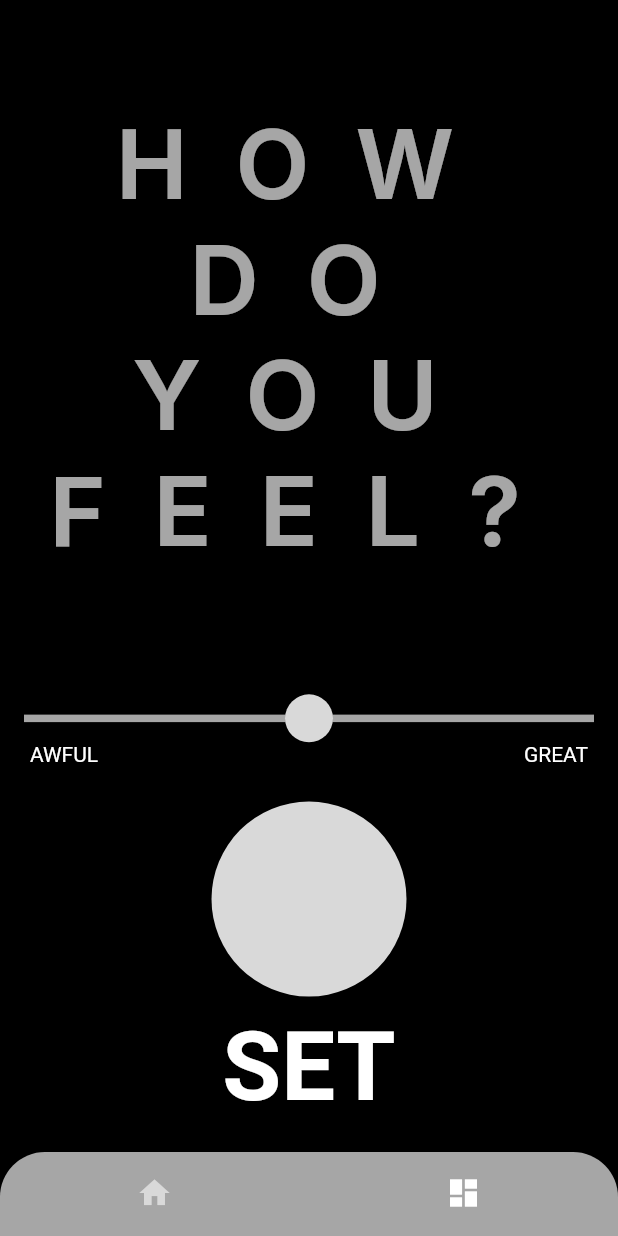
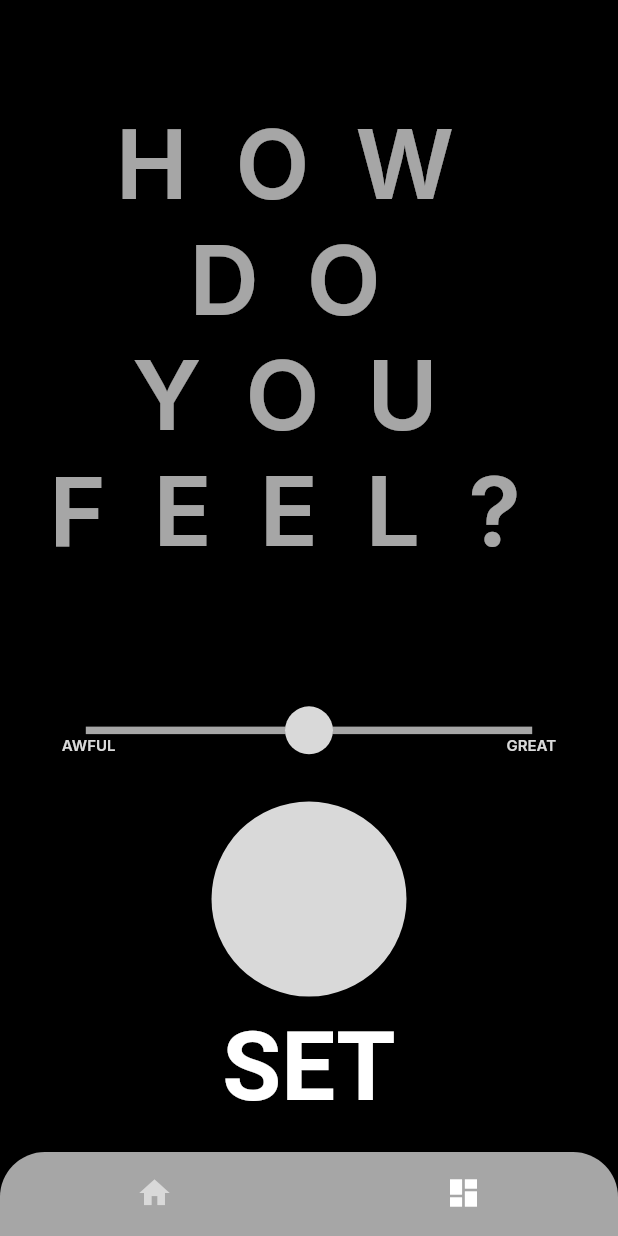
Before and after one commit to IrishBoy/Moodify, a Flutter app: the screen it shows after launch, on a phone screen of 412 x 824 dp. Run offline on Flutter 3.47's test engine with Material 2 defaults, Android fonts, the phone set to English and light mode, and no system bars; our stand-ins replace google_fonts, shared_preferences, syncfusion_flutter_charts.

Commit message:
Fixed bug of crushing circle with no values Fixed not displaying graph with only values within one hour Added some text styles

```diff
--- a/moodify/lib/circle_average.dart
+++ b/moodify/lib/circle_average.dart
@@ -108,8 +108,12 @@ double calculateAverage(List<DataModel> dataList, String period) {
       break;
     case 'All Time':
     default:
-      dataList.sort((a, b) => a.timestamp.compareTo(b.timestamp));
-      startDateTime = DateTime.parse(dataList.first.timestamp);
+      if (dataList.isNotEmpty) {
+        dataList.sort((a, b) => a.timestamp.compareTo(b.timestamp));
+        startDateTime = DateTime.parse(dataList.first.timestamp);
+      } else {
+        return 0;
+      }
   }
 
   List<DataModel> filteredList = dataList
--- a/moodify/lib/history_chart.dart
+++ b/moodify/lib/history_chart.dart
@@ -12,7 +12,7 @@ class HistoryChart extends StatelessWidget {
 
   @override
   Widget build(BuildContext context) {
-    final Map<DateTime, Map<int, List<double>>> groupedData = {};
+    Map<DateTime, Map<int, List<double>>> groupedData = {};
 
     for (var entry in dataList) {
       final timestamp = DateTime.parse(entry.timestamp).toLocal();
@@ -32,9 +32,10 @@ class HistoryChart extends StatelessWidget {
         };
       }
     }
+    final List<ChartSampleData> chartData = [];
+    if (groupedData.length > 1) {
+      // Calculate average values for each date and hour
 
-    // Calculate average values for each date and hour
-    final List<ChartSampleData> chartData = [];
       groupedData.forEach((dateHourKey, hourValues) {
         final averageValue = hourValues.entries
                 .map((entry) =>
@@ -44,6 +45,12 @@ class HistoryChart extends StatelessWidget {
 
         chartData.add(ChartSampleData(dateHourKey, averageValue));
       });
+    } else {
+      for (var element in dataList) {
+        chartData.add(
+            ChartSampleData(DateTime.parse(element.timestamp), element.value));
+      }
+    }
 
     return SingleChildScrollView(
       scrollDirection: Axis.horizontal,
--- a/moodify/lib/slider.dart
+++ b/moodify/lib/slider.dart
@@ -15,8 +15,14 @@ class SliderBlock extends StatefulWidget {
 class _SliderBlockState extends State<SliderBlock> {
   @override
   Widget build(BuildContext context) {
+    final screenWidth = MediaQuery.of(context).size.width;
+    final sliderWidth = screenWidth * 0.8; // 80% of the screen width
+
     return Column(
       mainAxisAlignment: MainAxisAlignment.center,
+      children: [
+        Stack(
+          alignment: Alignment.bottomLeft,
           children: [
             SliderTheme(
               data: SliderThemeData(
@@ -24,11 +30,14 @@ class _SliderBlockState extends State<SliderBlock> {
                   enabledThumbRadius: 16.0,
                   pressedElevation: 0,
                   elevation: 0,
-                disabledThumbRadius: 16),
+                  disabledThumbRadius: 16,
+                ),
                 trackShape: RectangularSliderTrackShape(),
                 trackHeight: 5.0,
                 overlayShape: RoundSliderOverlayShape(overlayRadius: 0.0),
               ),
+              child: Container(
+                width: sliderWidth,
                 child: Slider(
                   value: widget.sliderValue,
                   onChanged: widget.onChanged,
@@ -39,21 +48,32 @@ class _SliderBlockState extends State<SliderBlock> {
                   max: 50.0,
                 ),
               ),
-        Padding(
-          padding: const EdgeInsets.symmetric(horizontal: 20.0),
-          child: Row(
-            mainAxisAlignment: MainAxisAlignment.spaceBetween,
-            children: [
-              Text(
+            ),
+            Positioned(
+              left: 0,
+              child: Text(
                 'AWFUL',
-                style: TextStyle(color: Colors.white),
+                style: GoogleFonts.inter(
+                  color: Color.fromRGBO(217, 217, 217, 1),
+                  fontWeight:
+                      FontWeight.lerp(FontWeight.w600, FontWeight.w700, 0.37),
+                  fontSize: 10,
                 ),
-              Text(
+              ),
+            ),
+            Positioned(
+              right: 0,
+              child: Text(
                 'GREAT',
-                style: TextStyle(color: Colors.white),
+                style: GoogleFonts.inter(
+                  color: Color.fromRGBO(217, 217, 217, 1),
+                  fontWeight:
+                      FontWeight.lerp(FontWeight.w600, FontWeight.w700, 0.37),
+                  fontSize: 10,
+                ),
+              ),
             ),
           ],
-          ),
         ),
       ],
     );
```
Lines whose indentation alone changed are shown as unchanged.
